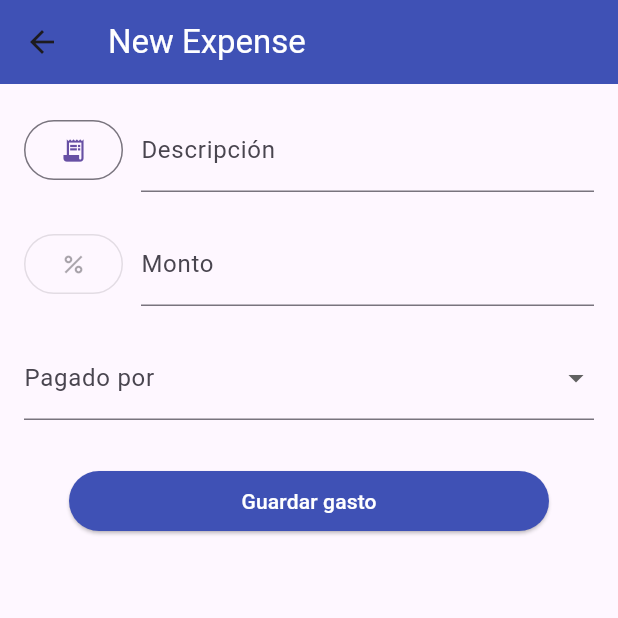
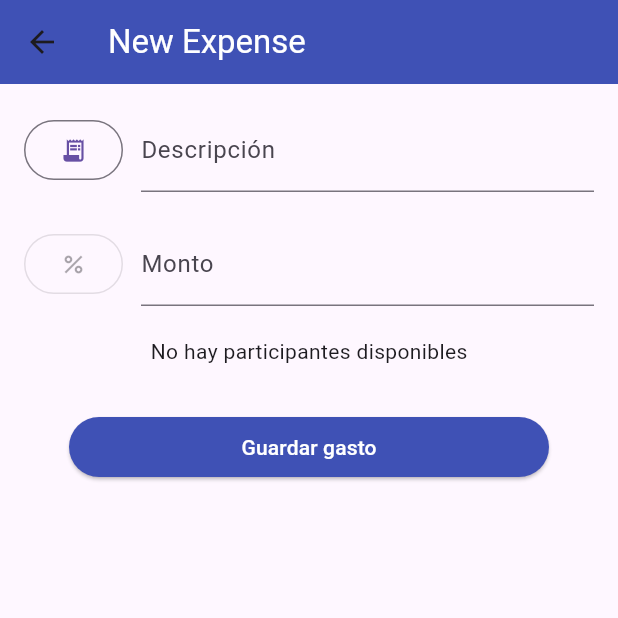
Before and after one commit to DiegoIturra/SplitTrack, a Flutter app: the ExpenseListScreen screen opened directly with empty values, after a tap on "Add New expense", on a phone screen of 412 x 824 dp, the top half of it. Run offline on Flutter 3.47's test engine with Material 3 defaults, Android fonts, the phone set to English and light mode, and no system bars; our stand-ins replace sqflite; accounts and stored records are empty.

Commit message:
feat: change mock dropdownfield to replace for a Provider to get the real participants from database

```diff
--- a/lib/providers/db_provider.dart
+++ b/lib/providers/db_provider.dart
@@ -105,7 +105,7 @@ class DbProvider {
     final db = await database;
     final List<Map<String, dynamic>> result = await db.query(
       'participants',
-      orderBy: 'created_at DESC',
+      orderBy: 'name DESC',
       where: 'track_id = ?',
       whereArgs: [trackId]
     );
--- a/lib/screens/expense_list_screen.dart
+++ b/lib/screens/expense_list_screen.dart
@@ -68,7 +68,7 @@ class _ExpenseListScreenState extends State<ExpenseListScreen> {
               width: double.infinity,
               child: ElevatedButton(
                 onPressed: () async {
-                  debugPrint('se crea un nuevo gasto');
+                  debugPrint('se crea un nuevo gasto para el track con id = ${widget.trackId}');
                   await Navigator.pushNamed(
                     context,
                     RouteNames.newExpense,
--- a/lib/screens/new_expense.dart
+++ b/lib/screens/new_expense.dart
@@ -1,6 +1,8 @@
 import 'package:flutter/material.dart';
 import 'package:flutter/services.dart';
+import 'package:provider/provider.dart';
 import 'package:split_track/models/participant.dart';
+import 'package:split_track/providers/participant_provider.dart';
 import 'package:split_track/screens/icon_selector_screen.dart';
 
 /*TODOS:
@@ -27,12 +29,6 @@ class _NewExpenseScreenState extends State<NewExpenseScreen> {
 
   Participant? selectedPayer;
   IconData? selectedIcon;
-
-  final List<Participant> participants = [
-    Participant(id: 1, trackId: 2, avatar: "url", name: 'Juan', createdAt: 23),
-    Participant(id: 2, trackId: 2, avatar: "url", name: 'María', createdAt: 24),
-    Participant(id: 3, trackId: 2, avatar: "url", name: 'Pedro', createdAt: 25),
-  ];
 
   @override
   void initState() {
@@ -108,21 +104,39 @@ class _NewExpenseScreenState extends State<NewExpenseScreen> {
                 ],
               ),
               const SizedBox(height: 20),
-              DropdownButtonFormField(
+              Consumer<ParticipantProvider>(
+                builder: (context, provider, _) {
+                  if (provider.isLoading) {
+                    return const CircularProgressIndicator();
+                  }
+
+                  if (provider.participants.isEmpty) {
+                    return const Text(
+                      'No hay participantes disponibles',
+                    );
+                  }
+
+                  return DropdownButtonFormField<Participant>(
                     initialValue: selectedPayer,
                     decoration: const InputDecoration(
                       labelText: 'Pagado por',
                     ),
-                items: participants.map((participant) {
+                    items: provider.participants.map((participant) {
                       return DropdownMenuItem(
                         value: participant,
                         child: Text(participant.name),
                       );
                     }).toList(),
                     onChanged: (value) {
+                      debugPrint("Se ha seleccionado el pagador ${value?.name}");
                       setState(() => selectedPayer = value);
                     },
+                    validator: (value) => value == null ? 'Seleccione un pagador' : null,
+                  );
+                },
               ),
+
+
               Padding(
                 padding: const EdgeInsets.all(30),
                 child: SizedBox(
--- a/lib/screens/track_list_screen.dart
+++ b/lib/screens/track_list_screen.dart
@@ -51,6 +51,7 @@ class _TrackListScreenState extends State<TrackListScreen> {
                       imageUrl:
                           "https://media.craiyon.com/2025-06-10/yfNVNakqS5urgb1GRB11ww.webp",
                       onTap: () async {
+                        debugPrint("se selecciona el track con trackId = ${track.id}");
                         await Navigator.pushNamed(
                           context,
                           RouteNames.expenseList,
```
Lines whose indentation alone changed are shown as unchanged.
